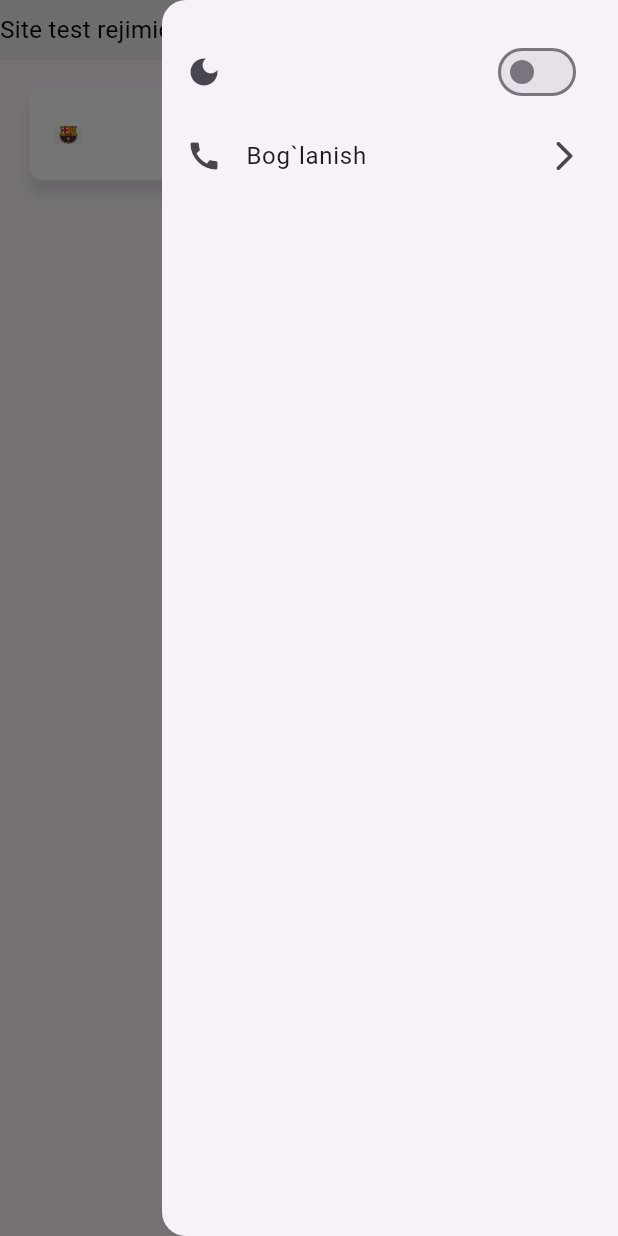
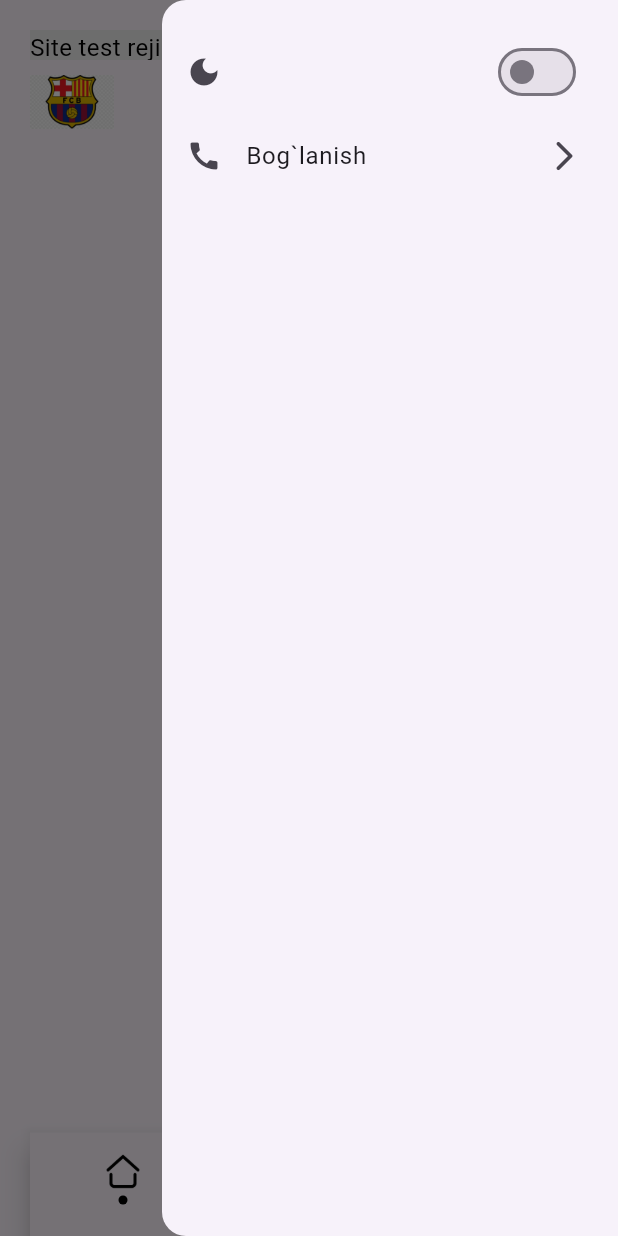
Before and after one commit to Jamshidmirzo/tarbiyauz, a Flutter app: the screen it shows after launch, with the side drawer open, on a phone screen of 412 x 824 dp. Run offline on Flutter 3.47's test engine with Material 3 defaults, Android fonts, the phone set to English and light mode, and no system bars; drawn by our look-alikes of marquee, zoom_tap_animation; our stand-ins replace adaptive_theme, bloc, dartz, dio, flutter_bloc, get_it and 4 more; missing offline and left inert: dart:html; network calls fail; project files that could hold a hidden picture were left out.

Commit message:
error is improved

```diff
--- a/lib/core/routes/app_routes.dart
+++ b/lib/core/routes/app_routes.dart
@@ -13,7 +13,7 @@ GoRouter createRouter(BuildContext context) {
   final bool isPhone = screenWidth <= 400;
 
   return GoRouter(
-    initialLocation: isPhone ? Routes.bottomnavbar : Routes.homeScreen,
+    initialLocation: Routes.homeScreen,
     routes: [
       GoRoute(
         path: '${Routes.aboutNewsScreen}/:id',
--- a/lib/features/computer_screens/home/presentation/pages/home_screen.dart
+++ b/lib/features/computer_screens/home/presentation/pages/home_screen.dart
@@ -1,6 +1,9 @@
 // ignore_for_file: use_build_context_synchronously
+import 'dart:developer';
+
 import 'package:flutter/material.dart';
 import 'package:tarbiyauz/core/constants/app_dimens.dart';
+import 'package:tarbiyauz/core/widgets/bottom_nav_bar.dart';
 import 'package:tarbiyauz/features/computer_screens/home/presentation/widgets/appbar_widget.dart';
 import 'package:tarbiyauz/features/computer_screens/home/presentation/widgets/drawer_widget.dart';
 import 'package:tarbiyauz/features/computer_screens/home/presentation/widgets/is_computer_widget.dart';
@@ -27,14 +30,20 @@ class _NewsScreenState extends State<NewsScreen> {
 
   @override
   Widget build(BuildContext context) {
+    final double screenWidth = MediaQuery.of(context).size.width;
+    final bool isPhone = screenWidth <= 480;
+    log(screenWidth.toString());
+
     return Scaffold(
       // backgroundColor: Color(0xFF121212),
       key: _scaffoldKey,
       endDrawer: const DrawerWidget(),
-      appBar: CustomAppBar(
-        scrollController: _scrollController,
-        onPressed: _toggleDrawer,
-      ),
+      appBar: isPhone
+          ? null
+          : CustomAppBar(
+              scrollController: _scrollController,
+              onPressed: _toggleDrawer,
+            ),
       body: Stack(
         children: [
           Padding(
@@ -43,7 +52,9 @@ class _NewsScreenState extends State<NewsScreen> {
               left: AppDimens.PADDING_20,
               right: AppDimens.PADDING_20,
             ),
-            child: IsComputerWidget(scrollController: _scrollController),
+            child: isPhone
+                ? BottomNavBar()
+                : IsComputerWidget(scrollController: _scrollController),
           ),
           // Uncomment if needed
           // AnimatedContaierWidget(
```
Also changed, not shown: lib/features/computer_screens/home/presentation/widgets/last_news_widget.dart (+8 -1 lines), lib/features/phone_pages/home_phone/presentation/widgets/phone_job_widget.dart (+3 -8 lines), lib/features/phone_pages/news_phone/presentation/pages/news_phone_screen.dart (+9 -1 lines), 1 other file.
